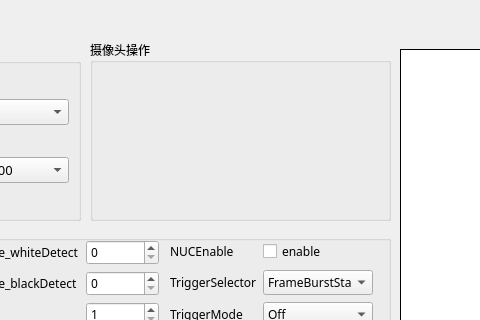
The window that driveseting.ui (jaueone/Magnetic) describes before a commit, drawn with Qt 5; both pictures show x 100 to 580 and y 0 to 320 of the 1024 by 1006 pixel window.
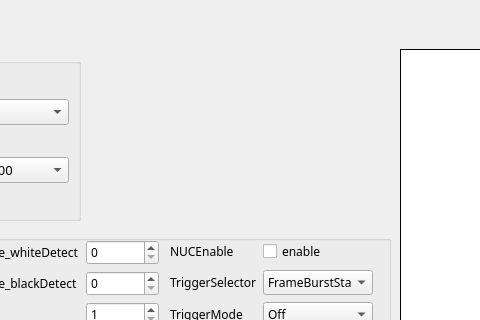
The same window after the commit. Custom widgets are drawn as their Qt base class.

Diff of the .ui file:
```diff
--- a/driveseting.ui
+++ b/driveseting.ui
@@ -1497,24 +1497,6 @@
     <bool>true</bool>
    </property>
   </widget>
-  <widget class="QGroupBox" name="groupBox">
-   <property name="geometry">
-    <rect>
-     <x>190</x>
-     <y>40</y>
-     <width>301</width>
-     <height>181</height>
-    </rect>
-   </property>
-   <property name="font">
-    <font>
-     <family>微软雅黑</family>
-    </font>
-   </property>
-   <property name="title">
-    <string>摄像头操作</string>
-   </property>
-  </widget>
  </widget>
  <customwidgets>
   <customwidget>
```
